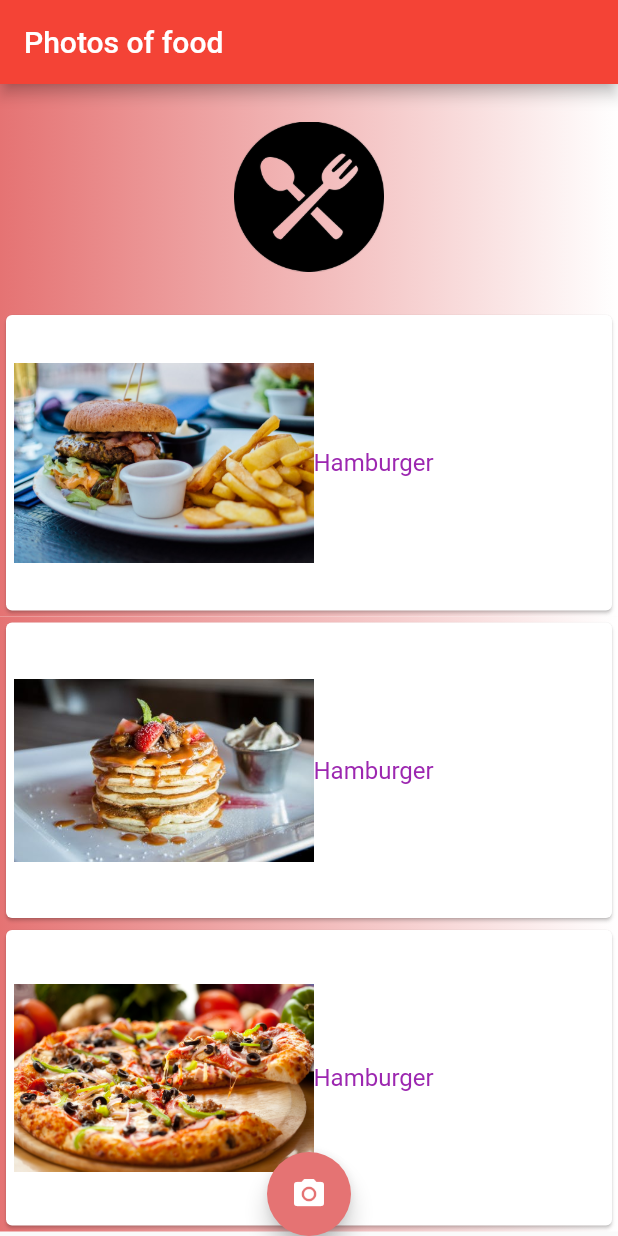
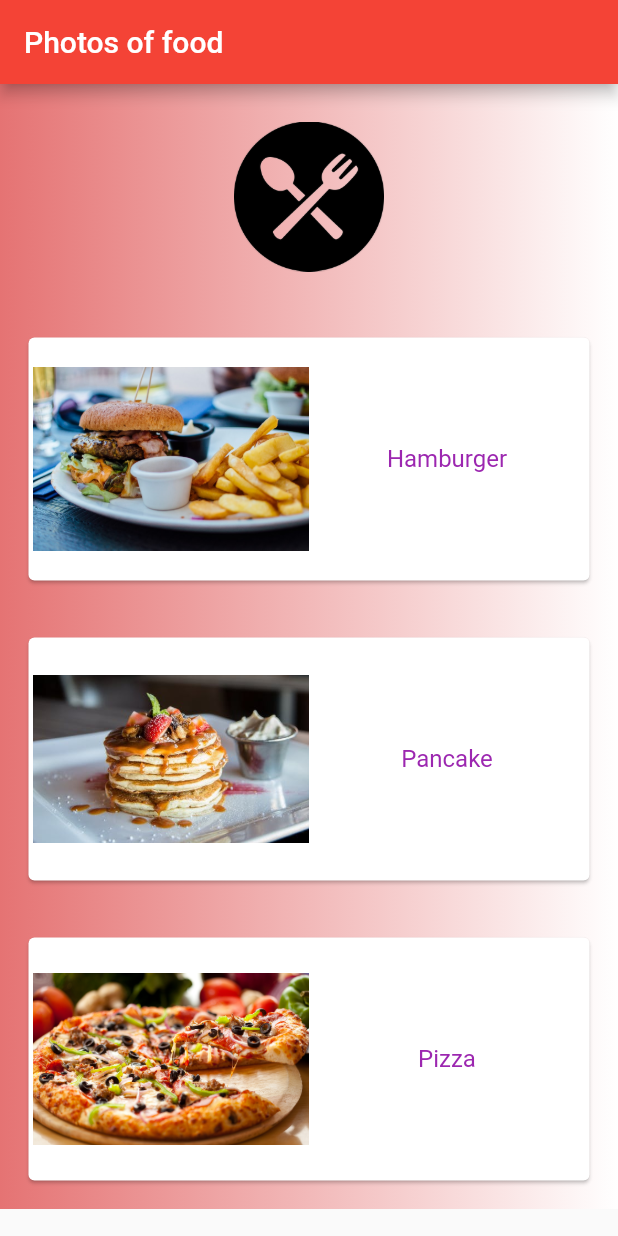
Before and after one commit to caiohman/foodApp, a Flutter app: the screen it shows after launch, on a phone screen of 412 x 824 dp. Run offline on Flutter 3.47's test engine with Material 2 defaults, Android fonts, the phone set to English and light mode, and no system bars.

Commit message:
aligned names

```diff
--- a/lib/main.dart
+++ b/lib/main.dart
@@ -47,18 +47,6 @@ class MyHomePage extends StatefulWidget {
 }
 
 class _MyHomePageState extends State<MyHomePage> {
-  int counter = 0;
-
-  void _incrementCounter() {
-    setState(() {
-      // This call to setState tells the Flutter framework that something has
-      // changed in this State, which causes it to rerun the build method below
-      // so that the display can reflect the updated values. If we changed
-      // _counter without calling setState(), then the build method would not be
-      // called again, and so nothing would appear to happen.
-      counter++;
-    });
-  }
 
   @override
   Widget build(BuildContext context) {
@@ -73,7 +61,7 @@ class _MyHomePageState extends State<MyHomePage> {
       width: 100, height: 100);
 
     Widget hamburger = Image(image: AssetImage('assets/hamburger.jpg'),
-      width: 200, height: 200);
+      width: 180, height: 180);
 
     Widget pancake = Image(image: AssetImage('assets/pancake.jpeg'),
       width: 200, height: 200);
@@ -81,16 +69,23 @@ class _MyHomePageState extends State<MyHomePage> {
     Widget pizza = Image(image: AssetImage('assets/pizza.jpg'),
       width: 200, height: 200);
 
-    Widget hamburgerText = Text("Hamburger");
+    Widget hamburgerText = Text("Hamburger" , textAlign: TextAlign.center);
+    Widget pancakeText = Text("Pancake" , textAlign: TextAlign.center);
+    Widget pizzaText = Text("Pizza" , textAlign: TextAlign.center);
+
 
       Widget _organiseCards(Widget imageSelected , Widget textSelected){
          return Card(
           child: Container(
-            padding: EdgeInsets.all(5.0),
+            padding: EdgeInsets.all(3.0),
             child: Row(
               children: <Widget>[
-                imageSelected ,
-                textSelected ,
+                Expanded(
+                  child: imageSelected ,
+                ),
+                Expanded(
+                  child: textSelected ,
+                ),
               ],
             ),
           ),
@@ -104,8 +99,8 @@ class _MyHomePageState extends State<MyHomePage> {
             colors: [ Colors.red[300] , Colors.white ]
           )
         ),
-        height: 205 ,
-        alignment: Alignment.center,
+        padding: const EdgeInsets.all(15.0),
+        height: 200 ,
         child: _organiseCards(imageSelected , textSelected) ,
       );
     }
@@ -129,18 +124,10 @@ class _MyHomePageState extends State<MyHomePage> {
             child:  foodIcon ,
           ),
           _organiseContainers(hamburger , hamburgerText),
-          _organiseContainers(pancake , hamburgerText),
-          _organiseContainers(pizza , hamburgerText),
+          _organiseContainers(pancake , pancakeText),
+          _organiseContainers(pizza , pizzaText),
         ],
       ),
-
-      floatingActionButton: FloatingActionButton(
-        onPressed: _incrementCounter,
-        tooltip: 'Increment', //show when is long pressed
-        splashColor: Colors.purple,
-        child: Icon(Icons.camera_alt),
-      ), // This trailing comma makes auto-formatting nicer for build methods.
-      floatingActionButtonLocation: FloatingActionButtonLocation.centerDocked,
     );
   }
 }
```
